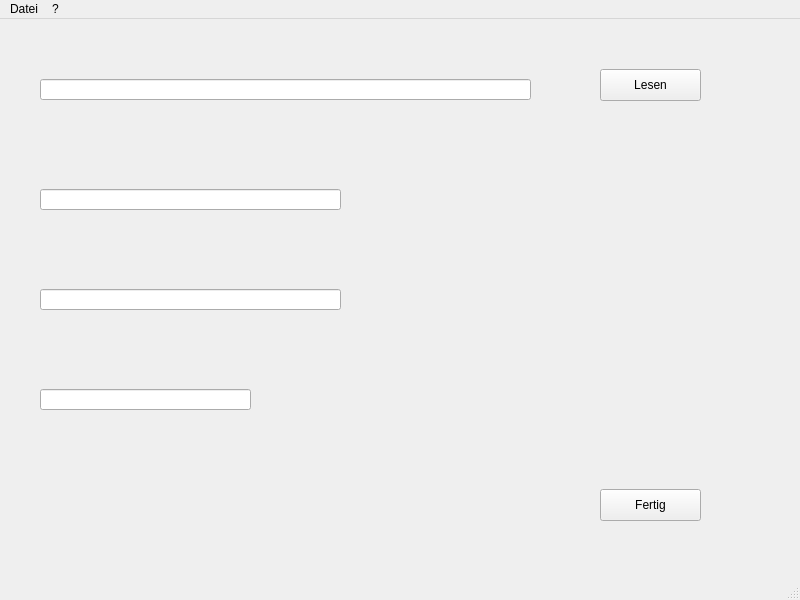
Before: the Qt Designer form mainwindow/mainwindow.ui in Bradyphrenia/op_barcode, drawn with Qt 5.
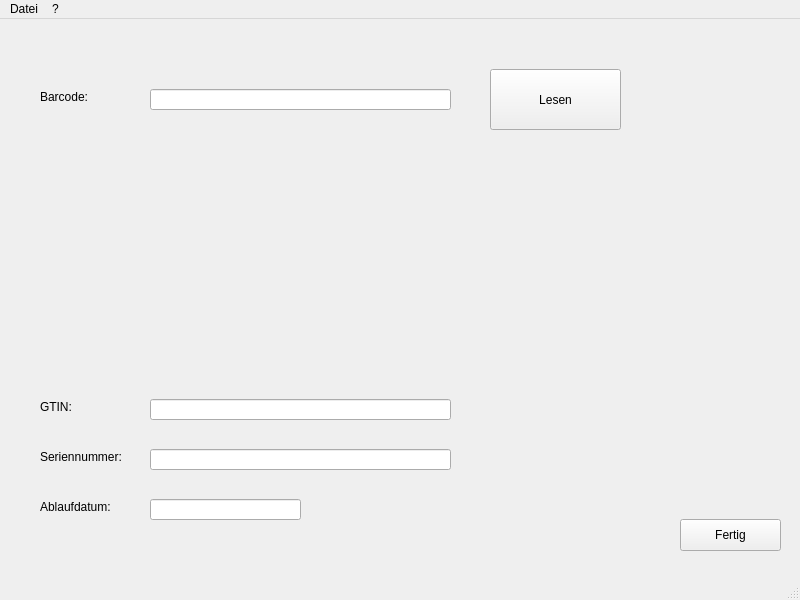
After: the same form once the commit is applied.

Commit message: Update hardcoded barcode value in MainWindow

The edit to the form file:
```diff
--- a/mainwindow/mainwindow.ui
+++ b/mainwindow/mainwindow.ui
@@ -29,9 +29,9 @@
    <widget class="QLineEdit" name="lineEdit_barcode">
     <property name="geometry">
      <rect>
-      <x>40</x>
-      <y>60</y>
-      <width>491</width>
+      <x>150</x>
+      <y>70</y>
+      <width>301</width>
       <height>21</height>
      </rect>
     </property>
@@ -39,8 +39,8 @@
    <widget class="QLineEdit" name="lineEdit_gtin">
     <property name="geometry">
      <rect>
-      <x>40</x>
-      <y>170</y>
+      <x>150</x>
+      <y>380</y>
       <width>301</width>
       <height>21</height>
      </rect>
@@ -49,8 +49,8 @@
    <widget class="QLineEdit" name="lineEdit_serial">
     <property name="geometry">
      <rect>
-      <x>40</x>
-      <y>270</y>
+      <x>150</x>
+      <y>430</y>
       <width>301</width>
       <height>21</height>
      </rect>
@@ -59,9 +59,9 @@
    <widget class="QLineEdit" name="lineEdit_expire">
     <property name="geometry">
      <rect>
-      <x>40</x>
-      <y>370</y>
-      <width>211</width>
+      <x>150</x>
+      <y>480</y>
+      <width>151</width>
       <height>21</height>
      </rect>
     </property>
@@ -69,8 +69,8 @@
    <widget class="QPushButton" name="pushButton_ok">
     <property name="geometry">
      <rect>
-      <x>600</x>
-      <y>470</y>
+      <x>680</x>
+      <y>500</y>
       <width>101</width>
       <height>32</height>
      </rect>
@@ -82,16 +82,68 @@
    <widget class="QPushButton" name="pushButton_decode">
     <property name="geometry">
      <rect>
-      <x>600</x>
+      <x>490</x>
       <y>50</y>
-      <width>101</width>
-      <height>32</height>
+      <width>131</width>
+      <height>61</height>
      </rect>
     </property>
     <property name="text">
      <string>Lesen</string>
     </property>
    </widget>
+   <widget class="QLabel" name="label">
+    <property name="geometry">
+     <rect>
+      <x>40</x>
+      <y>70</y>
+      <width>91</width>
+      <height>16</height>
+     </rect>
+    </property>
+    <property name="text">
+     <string>Barcode:</string>
+    </property>
+   </widget>
+   <widget class="QLabel" name="label_2">
+    <property name="geometry">
+     <rect>
+      <x>40</x>
+      <y>380</y>
+      <width>58</width>
+      <height>16</height>
+     </rect>
+    </property>
+    <property name="text">
+     <string>GTIN:</string>
+    </property>
+   </widget>
+   <widget class="QLabel" name="label_3">
+    <property name="geometry">
+     <rect>
+      <x>40</x>
+      <y>430</y>
+      <width>111</width>
+      <height>16</height>
+     </rect>
+    </property>
+    <property name="text">
+     <string>Seriennummer:</string>
+    </property>
+   </widget>
+   <widget class="QLabel" name="label_4">
+    <property name="geometry">
+     <rect>
+      <x>40</x>
+      <y>480</y>
+      <width>101</width>
+      <height>16</height>
+     </rect>
+    </property>
+    <property name="text">
+     <string>Ablaufdatum:</string>
+    </property>
+   </widget>
   </widget>
   <widget class="QMenuBar" name="menubar">
    <property name="geometry">
```
The commit also changes 1 other file.
